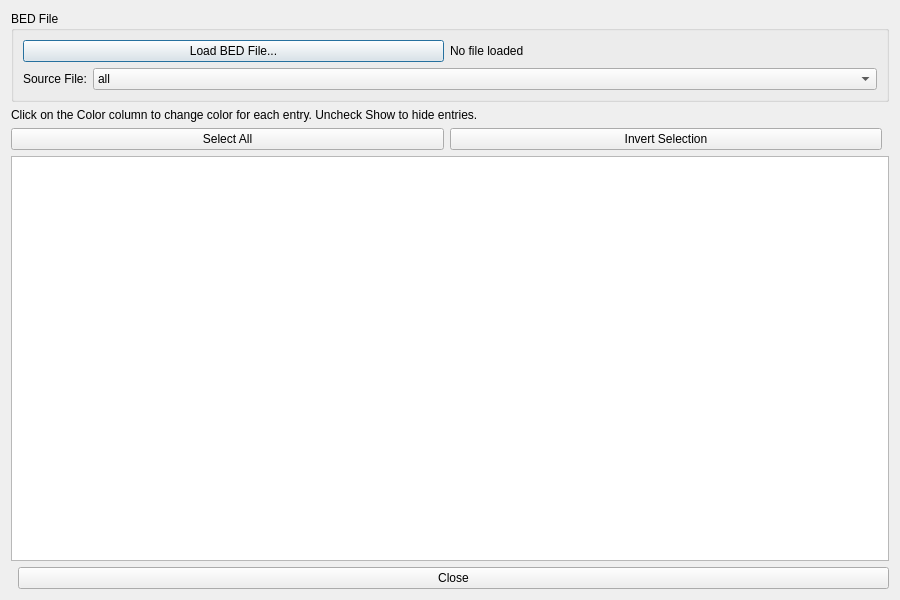
Qt form ui/dialogs/beddialog.ui (Steven-Stimson/Pathfinder) before a commit.
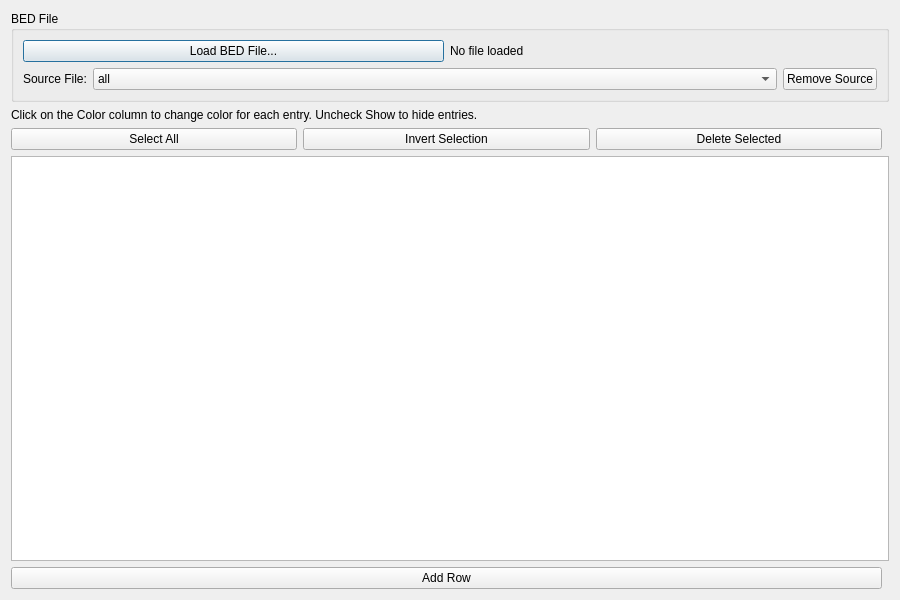
The same form after that commit.

```diff
--- a/ui/dialogs/beddialog.ui
+++ b/ui/dialogs/beddialog.ui
@@ -69,6 +69,16 @@
           </item>
          </widget>
         </item>
+        <item>
+         <widget class="QPushButton" name="removeSourceButton">
+          <property name="text">
+           <string>Remove Source</string>
+          </property>
+          <property name="toolTip">
+           <string>Remove selected source file and its entries</string>
+          </property>
+         </widget>
+        </item>
        </layout>
       </item>
      </layout>
@@ -97,6 +107,13 @@
        </property>
       </widget>
      </item>
+     <item>
+      <widget class="QPushButton" name="deleteSelectedButton">
+       <property name="text">
+        <string>Delete Selected</string>
+       </property>
+      </widget>
+     </item>
      <item>
       <spacer name="selectionButtonSpacer">
        <property name="orientation">
@@ -121,6 +138,13 @@
    </item>
    <item>
     <layout class="QHBoxLayout" name="buttonLayout">
+     <item>
+      <widget class="QPushButton" name="addRowButton">
+       <property name="text">
+        <string>Add Row</string>
+       </property>
+      </widget>
+     </item>
      <item>
       <spacer name="buttonSpacer">
        <property name="orientation">
@@ -128,13 +152,6 @@
        </property>
       </spacer>
      </item>
-     <item>
-      <widget class="QPushButton" name="closeButton">
-       <property name="text">
-        <string>Close</string>
-       </property>
-      </widget>
-     </item>
     </layout>
    </item>
   </layout>
```
